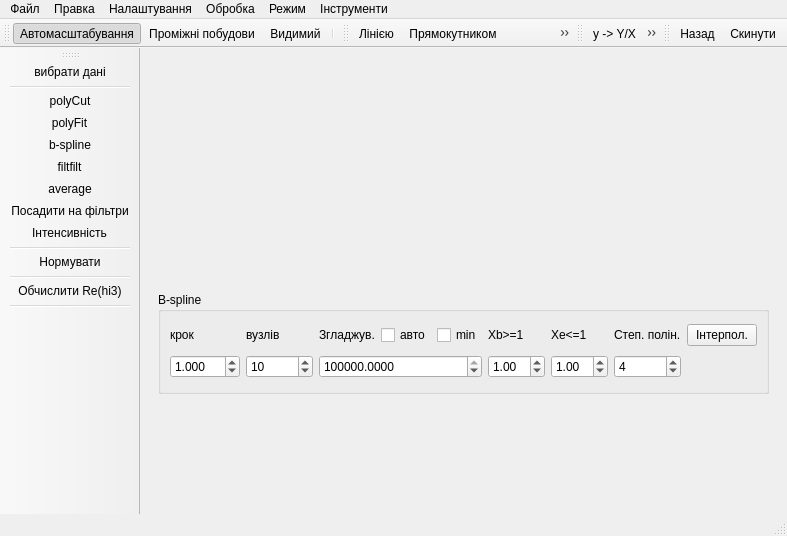
Before: the Qt Designer form mainwindow.ui in xkronosua/QTR, drawn with Qt 5.
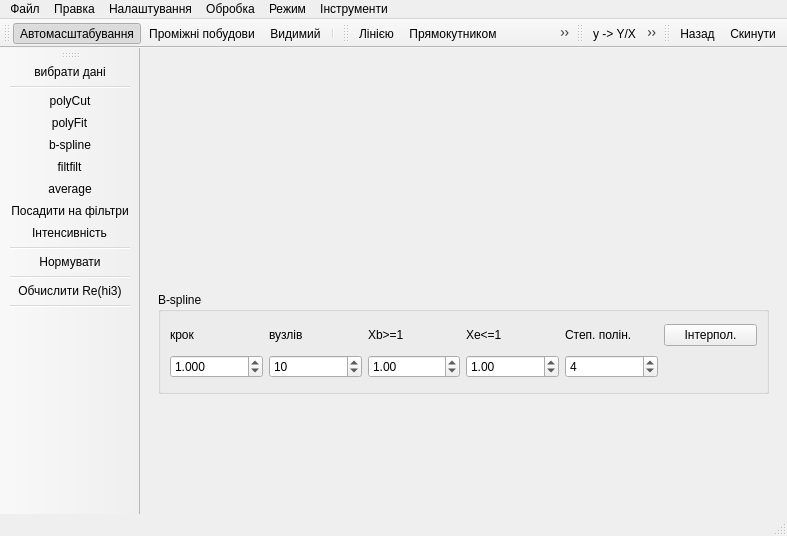
After: the same form once the commit is applied. The open tabs and pages were chosen to show the change. Icons and pictures are not drawn.

Commit message: прибрав застарілі поля і кнопки

Patch:
```diff
--- a/mainwindow.ui
+++ b/mainwindow.ui
@@ -610,21 +610,21 @@
            <string>В-spline</string>
           </property>
           <layout class="QGridLayout" name="gridLayout_3">
-           <item row="0" column="6">
+           <item row="0" column="3">
             <widget class="QLabel" name="label_34">
              <property name="text">
               <string>Xe&lt;=1</string>
              </property>
             </widget>
            </item>
-           <item row="0" column="5">
+           <item row="0" column="2">
             <widget class="QLabel" name="label_33">
              <property name="text">
               <string>Xb&gt;=1</string>
              </property>
             </widget>
            </item>
-           <item row="0" column="7">
+           <item row="0" column="4">
             <widget class="QLabel" name="label_5">
              <property name="text">
               <string>Степ. полін.</string>
@@ -650,7 +650,7 @@
              </property>
             </widget>
            </item>
-           <item row="1" column="7">
+           <item row="1" column="4">
             <widget class="QDoubleSpinBox" name="B_splineK">
              <property name="decimals">
               <number>0</number>
@@ -673,53 +673,13 @@
              </property>
             </widget>
            </item>
-           <item row="0" column="2">
-            <widget class="QLabel" name="label_20">
-             <property name="text">
-              <string>Згладжув.</string>
-             </property>
-            </widget>
-           </item>
-           <item row="0" column="9">
+           <item row="0" column="6">
             <widget class="QPushButton" name="B_splineOk">
              <property name="text">
               <string>Інтерпол.</string>
              </property>
             </widget>
            </item>
-           <item row="0" column="3">
-            <widget class="QCheckBox" name="AutoB_splineS">
-             <property name="text">
-              <string>авто</string>
-             </property>
-            </widget>
-           </item>
-           <item row="0" column="4">
-            <widget class="QCheckBox" name="B_splineSMin">
-             <property name="text">
-              <string>min</string>
-             </property>
-            </widget>
-           </item>
-           <item row="1" column="2" colspan="3">
-            <widget class="QDoubleSpinBox" name="B_splineS">
-             <property name="decimals">
-              <number>4</number>
-             </property>
-             <property name="minimum">
-              <double>0.000000000000000</double>
-             </property>
-             <property name="maximum">
-              <double>999999999.000000000000000</double>
-             </property>
-             <property name="singleStep">
-              <double>0.050000000000000</double>
-             </property>
-             <property name="value">
-              <double>1500000.000000000000000</double>
-             </property>
-            </widget>
-           </item>
            <item row="1" column="1">
             <widget class="QSpinBox" name="B_splineNKnots">
              <property name="minimum">
@@ -740,7 +700,7 @@
              </property>
             </widget>
            </item>
-           <item row="1" column="6">
+           <item row="1" column="3">
             <widget class="QDoubleSpinBox" name="B_spline_xe">
              <property name="toolTip">
               <string>Відступ  в кінці</string>
@@ -759,7 +719,7 @@
              </property>
             </widget>
            </item>
-           <item row="1" column="5">
+           <item row="1" column="2">
             <widget class="QDoubleSpinBox" name="B_spline_xb">
              <property name="toolTip">
               <string>Відступ на початку</string>
```
Left out of the diff: 5 changed lines with no effect on the pictures. The commit also changes 2 other files.
